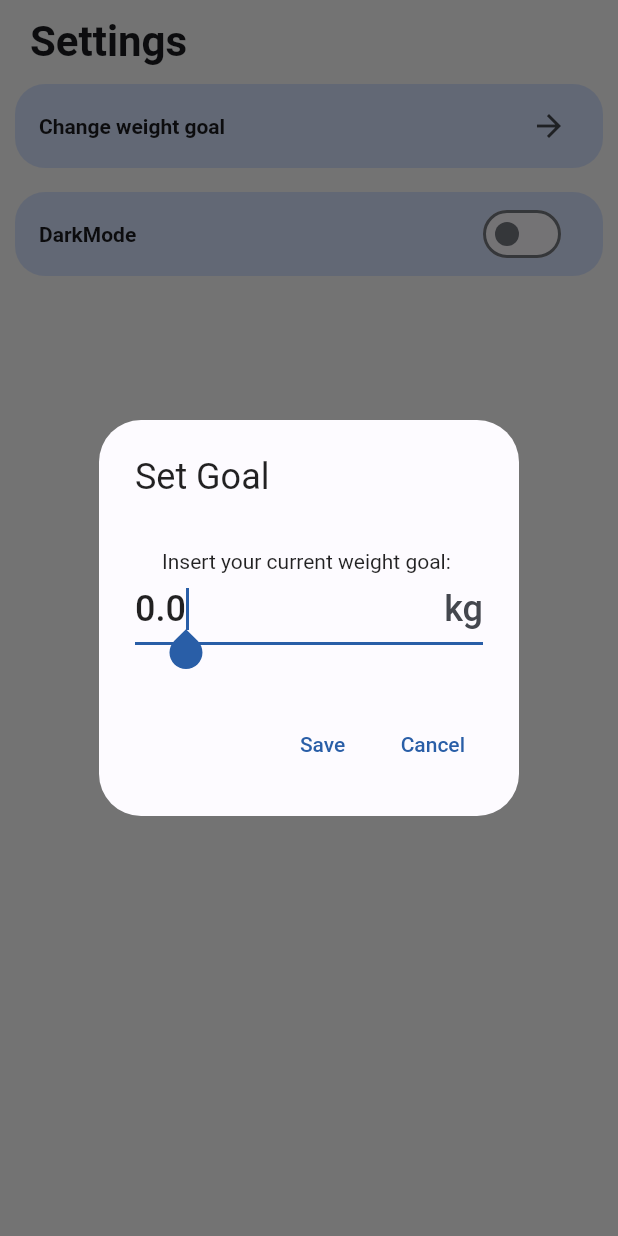
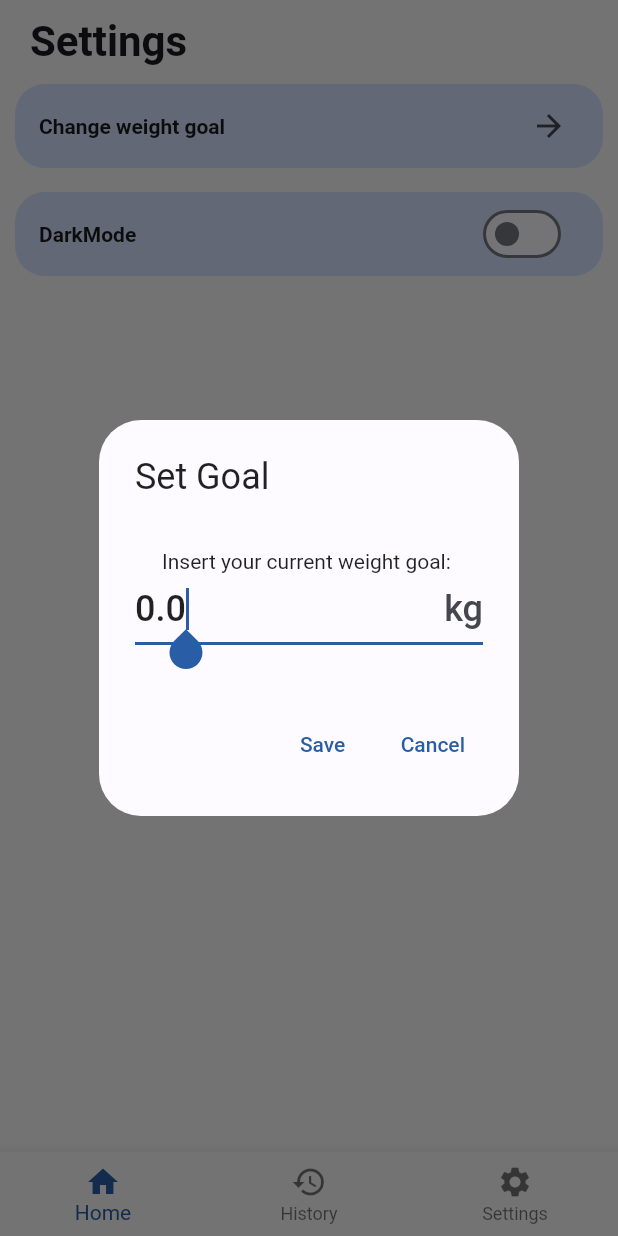
Before and after one commit to them3k/weight_app, a Flutter app: the SettingsView screen opened directly, after a tap on "Change weight goal", on a phone screen of 412 x 824 dp. Run offline on Flutter 3.47's test engine with Material 2 defaults, Android fonts, the phone set to English and light mode, and no system bars; our stand-ins replace equatable, fl_chart, get_it, hive, hive_flutter, syncfusion_flutter_gauges; missing offline and left inert: dart:html; accounts and stored records are empty.

Commit message:
Added bottomNavBar to settingView

```diff
--- a/lib/ui/views/settings_view.dart
+++ b/lib/ui/views/settings_view.dart
@@ -28,7 +28,9 @@ class _SettingsViewState extends State<SettingsView> {
 
   @override
   Widget build(BuildContext context) {
-    return BaseWidget(
+    return Scaffold(
+      bottomNavigationBar: const BottomNavBar(),
+      body: BaseWidget(
           model: SettingsViewModel(),
           onModelReady: (model) {
             model.loadData();
@@ -63,7 +65,8 @@ class _SettingsViewState extends State<SettingsView> {
                         shape: RoundedRectangleBorder(
                           borderRadius: BorderRadius.circular(20),
                         ),
-                      tileColor: Theme.of(context).colorScheme.primaryContainer,
+                        tileColor:
+                            Theme.of(context).colorScheme.primaryContainer,
                         title: const Text(
                           'DarkMode',
                           style: TextStyle(fontWeight: FontWeight.bold),
@@ -74,7 +77,8 @@ class _SettingsViewState extends State<SettingsView> {
                 )
               ],
             );
-        });
+          }),
+    );
   }
 
   Widget _buildSettingListTile(
```
Lines whose indentation alone changed are shown as unchanged.
